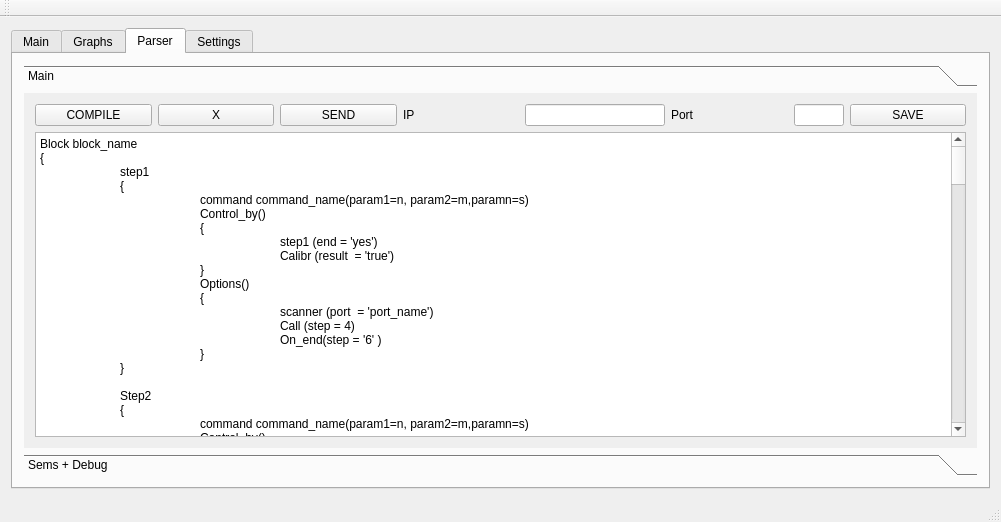
This is graphs.ui in fsvymk/graphs as Qt 5 draws it before an edit. The edited form follows.
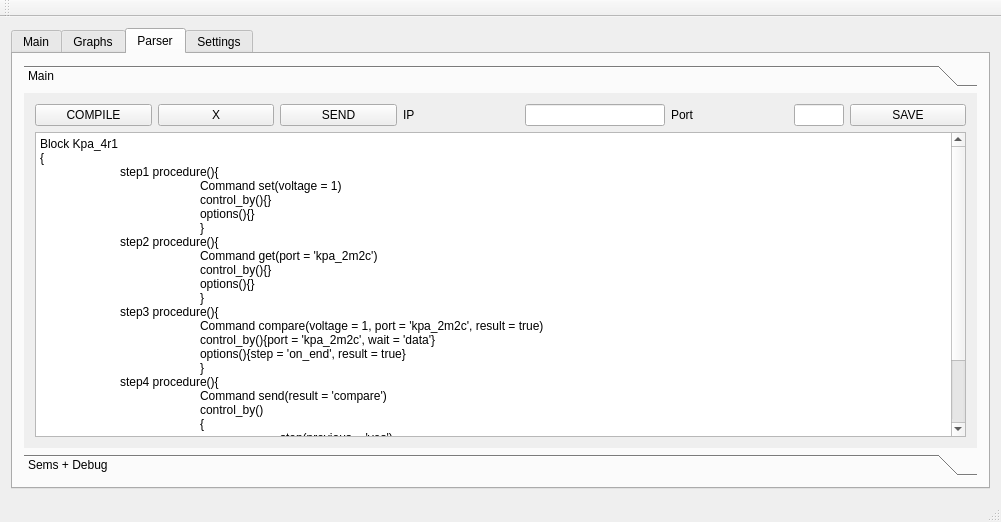
This is the edited form. Custom widgets are drawn as their Qt base class.

```diff
--- a/graphs.ui
+++ b/graphs.ui
@@ -1543,157 +1543,32 @@
                </sizepolicy>
               </property>
               <property name="plainText">
-               <string>Block block_name
+               <string>Block Kpa_4r1
 {
-	step1 
-	{
-		command command_name(param1=n, param2=m,paramn=s)
-		Control_by()
-		{
-			step1 (end = 'yes')
-			Calibr (result  = 'true')
+	step1 procedure(){
+		Command set(voltage = 1)
+		control_by(){}
+		options(){}
 		}
-		Options()
-		{ 
-			scanner (port  = 'port_name')
-			Call (step = 4)
-			On_end(step = '6' )
+	step2 procedure(){
+		Command get(port = 'kpa_2m2c')
+		control_by(){}
+		options(){}
 		}
-	}
-	
-	Step2 
-	{
-		command command_name(param1=n, param2=m,paramn=s)
-		Control_by()
-		{
-			step1 (end = 'yes')
-			Calibr (result  = 'true')
+	step3 procedure(){
+		Command compare(voltage = 1, port = 'kpa_2m2c', result = true)
+		control_by(){port = 'kpa_2m2c', wait = 'data'}
+		options(){step = 'on_end', result = true}
 		}
-		Options()
-		{ 
-			scanner (port  = 'port_name')
-			Call (step = 4)
-			On_end(step = '6' )
-		}
-	}
-	
-	step7 
-	{
-		command command_name(param1=n, param2=m,paramn=s)
-		Control_by()
+	step4 procedure(){
+		Command send(result = 'compare')
+		control_by()
 		{
-			step1 (end = 'yes')
-			Calibr (result  = 'true')
+			step(previous = 'yes')
+			wait(on_end = 'yes')
 		}
-		Options()
-		{ 
-			scanner (port  = 'port_name')
-			Call (step = 4)
-			On_end(step = '6' )
+		options(){end_block = 'true'}
 		}
-	}
-}
-
-Block block_name_B
-{
-	step8 
-	{
-		command command_name(param1=n, param2=m,paramn=s)
-		Control_by()
-		{
-			step1 (end = 'yes')
-			Calibr (result  = 'true')
-		}
-		Options()
-		{ 
-			scanner (port  = 'port_name')
-			Call (step = 4)
-			On_end(step = '6' )
-		}
-	}
-	
-	Step5 
-	{
-		command command_name(param1=n, param2=m, paramn=s)
-		Control_by()
-		{
-			step1 (end = 'yes')
-			Calibr (result  = 'true')
-		}
-		Options()
-		{ 
-			scanner (port  = 'port_name')
-			Call (step = 4)
-			On_end(step = '6')
-		}
-	}
-	
-	step4 
-	{
-		command command_name(param1=n, param2=m,paramn=s)
-		Control_by()
-		{
-			step1 (end = 'yes')
-			Calibr (result  = 'true')
-		}
-		Options()
-		{ 
-			scanner (port  = 'port_name')
-			Call (step = 4)
-			On_end(step = '6' )
-		}
-	}
-}
-
-Block block_name_A
-{
-	step34 
-	{
-		command command_name(param1=n, param2=m,paramn=s)
-		Control_by()
-		{
-			step1 (end = 'yes')
-			Calibr (result  = 'true')
-		}
-		Options()
-		{ 
-			scanner (port  = 'port_name')
-			Call (step = 4)
-			On_end(step = '6' )
-		}
-	}
-	
-	Step64 
-	{
-		command command_name(param1=n, param2=m,paramn=s)
-		Control_by()
-		{
-			step1 (end = 'yes')
-			Calibr (result  = 'true')
-		}
-		Options()
-		{ 
-			scanner (port  = 'port_name')
-			Call (step = 4)
-			On_end(step = '6' )
-		}
-	}
-	
-	step23 
-	{
-		command command_name(param1=n, param2=m,paramn=s)
-		Control_by()
-		{
-			step1 (end = 'yes')
-			Calibr (result  = 'true')
-		}
-		Options()
-		{ 
-			scanner (port  = 'port_name')
-			Call (step = 4)
-			On_end(step = 6)
-		}
-	}
 }</string>
               </property>
              </widget>
```
